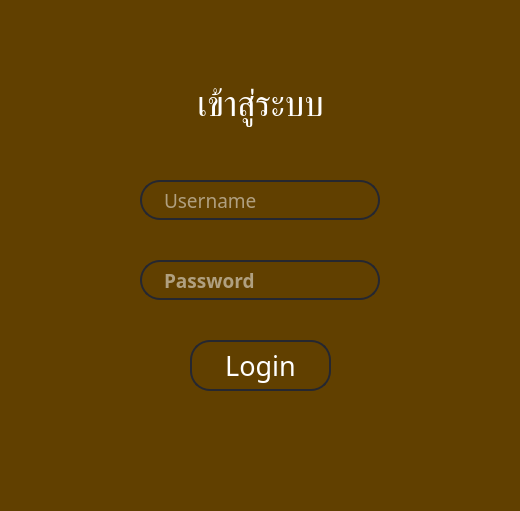
Above: ui/login.ui from SiwakornEDZ/python-project before the change. Below: the same form after it.
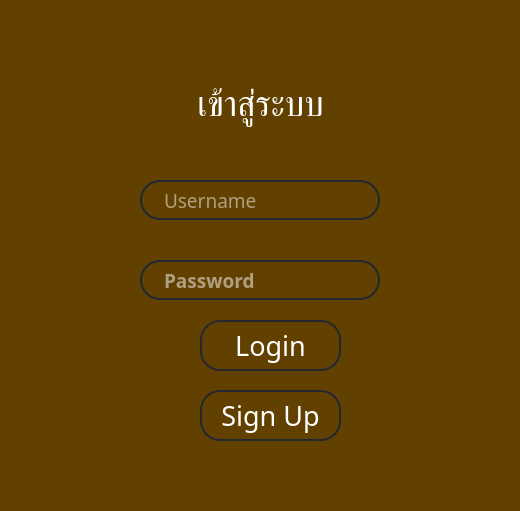
That is the form after the change.

Patch:
```diff
--- a/ui/login.ui
+++ b/ui/login.ui
@@ -98,8 +98,8 @@
   <widget class="QPushButton" name="loginbutton">
    <property name="geometry">
     <rect>
-     <x>190</x>
-     <y>340</y>
+     <x>200</x>
+     <y>320</y>
      <width>141</width>
      <height>51</height>
     </rect>
@@ -158,6 +158,42 @@
     <set>Qt::AlignCenter</set>
    </property>
   </widget>
+  <widget class="QPushButton" name="SignUpbutton">
+   <property name="geometry">
+    <rect>
+     <x>200</x>
+     <y>390</y>
+     <width>141</width>
+     <height>51</height>
+    </rect>
+   </property>
+   <property name="font">
+    <font>
+     <family>RSU</family>
+     <pointsize>20</pointsize>
+    </font>
+   </property>
+   <property name="styleSheet">
+    <string notr="true">QPushButton {
+	border: 2px solid rgb(37,39,48);
+	border-radius: 20px;
+	color: #FFF;
+	padding-left: 20px;
+	padding-right: 20px;
+	backgroud-color: rgb(27, 29, 35);
+}
+QPushButton:hover {
+	border: 2px solid rgb(48, 50, 62);
+}
+QPushButton:hover:pressed
+{
+  border: 2px solid rgb(255, 73, 73);
+}</string>
+   </property>
+   <property name="text">
+    <string>Sign Up</string>
+   </property>
+  </widget>
  </widget>
  <resources/>
  <connections/>
```
